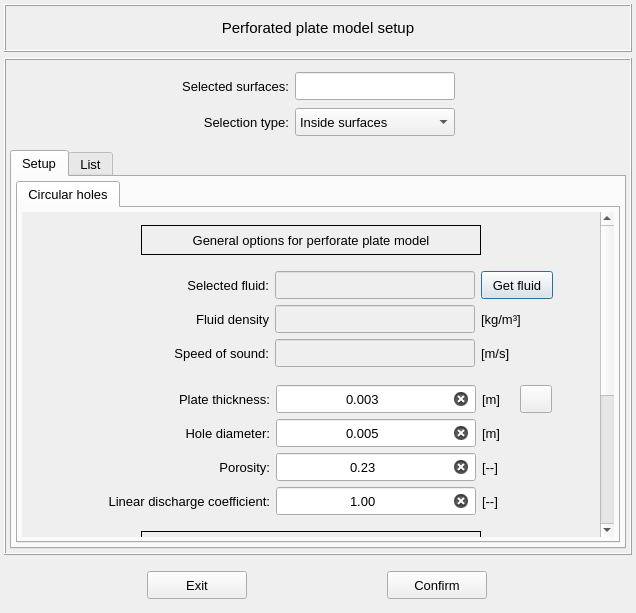
MOPT-UFSC/VIBRA, file vibra/interface/data/ui_files/model/setup/acoustic/perforated_plate_model_inputs.ui: the form before one commit.
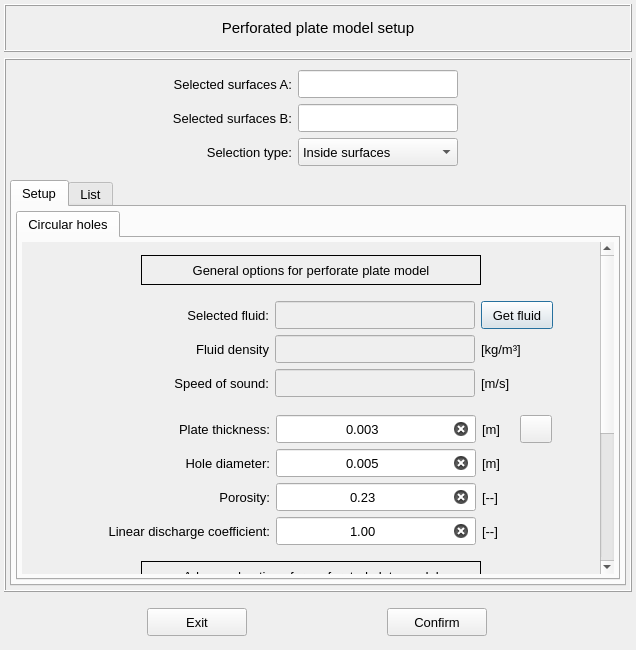
The form after the commit. Icons and pictures are not drawn.

Commit message: Allow multiple surface selection while assigning a perforated plate in disconnected volumes

Patch:
```diff
--- a/vibra/interface/data/ui_files/model/setup/acoustic/perforated_plate_model_inputs.ui
+++ b/vibra/interface/data/ui_files/model/setup/acoustic/perforated_plate_model_inputs.ui
@@ -7,7 +7,7 @@
     <x>0</x>
     <y>0</y>
     <width>636</width>
-    <height>613</height>
+    <height>650</height>
    </rect>
   </property>
   <property name="windowTitle">
@@ -91,13 +91,13 @@
         <property name="minimumSize">
          <size>
           <width>400</width>
-          <height>80</height>
+          <height>110</height>
          </size>
         </property>
         <property name="maximumSize">
          <size>
           <width>16777215</width>
-          <height>80</height>
+          <height>110</height>
          </size>
         </property>
         <property name="frameShape">
@@ -122,66 +122,7 @@
          <property name="bottomMargin">
           <number>6</number>
          </property>
-         <item row="0" column="1">
-          <widget class="QLabel" name="label_12">
-           <property name="minimumSize">
-            <size>
-             <width>100</width>
-             <height>28</height>
-            </size>
-           </property>
-           <property name="maximumSize">
-            <size>
-             <width>120</width>
-             <height>28</height>
-            </size>
-           </property>
-           <property name="font">
-            <font>
-             <family>MS Shell Dlg 2</family>
-             <pointsize>10</pointsize>
-             <weight>50</weight>
-             <bold>false</bold>
-            </font>
-           </property>
-           <property name="text">
-            <string>Selected surfaces:</string>
-           </property>
-           <property name="textFormat">
-            <enum>Qt::AutoText</enum>
-           </property>
-           <property name="alignment">
-            <set>Qt::AlignRight|Qt::AlignTrailing|Qt::AlignVCenter</set>
-           </property>
-          </widget>
-         </item>
-         <item row="0" column="0">
-          <spacer name="horizontalSpacer_7">
-           <property name="orientation">
-            <enum>Qt::Horizontal</enum>
-           </property>
-           <property name="sizeHint" stdset="0">
-            <size>
-             <width>40</width>
-             <height>20</height>
-            </size>
-           </property>
-          </spacer>
-         </item>
-         <item row="0" column="4">
-          <spacer name="horizontalSpacer_6">
-           <property name="orientation">
-            <enum>Qt::Horizontal</enum>
-           </property>
-           <property name="sizeHint" stdset="0">
-            <size>
-             <width>40</width>
-             <height>20</height>
-            </size>
-           </property>
-          </spacer>
-         </item>
-         <item row="1" column="1">
+         <item row="2" column="1">
           <widget class="QLabel" name="label_16">
            <property name="minimumSize">
             <size>
@@ -214,7 +155,7 @@
            </property>
           </widget>
          </item>
-         <item row="1" column="2" colspan="2">
+         <item row="2" column="2" colspan="2">
           <widget class="QComboBox" name="comboBox_selection_type">
            <property name="minimumSize">
             <size>
@@ -248,8 +189,136 @@
            </item>
           </widget>
          </item>
+         <item row="0" column="4">
+          <spacer name="horizontalSpacer_6">
+           <property name="orientation">
+            <enum>Qt::Horizontal</enum>
+           </property>
+           <property name="sizeHint" stdset="0">
+            <size>
+             <width>40</width>
+             <height>20</height>
+            </size>
+           </property>
+          </spacer>
+         </item>
          <item row="0" column="2" colspan="2">
-          <widget class="QLineEdit" name="lineEdit_selection_id">
+          <widget class="QLineEdit" name="lineEdit_selection_id_A">
+           <property name="enabled">
+            <bool>true</bool>
+           </property>
+           <property name="minimumSize">
+            <size>
+             <width>160</width>
+             <height>28</height>
+            </size>
+           </property>
+           <property name="maximumSize">
+            <size>
+             <width>160</width>
+             <height>28</height>
+            </size>
+           </property>
+           <property name="font">
+            <font>
+             <pointsize>10</pointsize>
+            </font>
+           </property>
+           <property name="focusPolicy">
+            <enum>Qt::ClickFocus</enum>
+           </property>
+           <property name="styleSheet">
+            <string notr="true"/>
+           </property>
+           <property name="text">
+            <string/>
+           </property>
+           <property name="alignment">
+            <set>Qt::AlignCenter</set>
+           </property>
+          </widget>
+         </item>
+         <item row="0" column="0">
+          <spacer name="horizontalSpacer_7">
+           <property name="orientation">
+            <enum>Qt::Horizontal</enum>
+           </property>
+           <property name="sizeHint" stdset="0">
+            <size>
+             <width>40</width>
+             <height>20</height>
+            </size>
+           </property>
+          </spacer>
+         </item>
+         <item row="0" column="1">
+          <widget class="QLabel" name="label_selection_A">
+           <property name="minimumSize">
+            <size>
+             <width>100</width>
+             <height>28</height>
+            </size>
+           </property>
+           <property name="maximumSize">
+            <size>
+             <width>120</width>
+             <height>28</height>
+            </size>
+           </property>
+           <property name="font">
+            <font>
+             <family>MS Shell Dlg 2</family>
+             <pointsize>10</pointsize>
+             <weight>50</weight>
+             <bold>false</bold>
+            </font>
+           </property>
+           <property name="text">
+            <string>Selected surfaces A:</string>
+           </property>
+           <property name="textFormat">
+            <enum>Qt::AutoText</enum>
+           </property>
+           <property name="alignment">
+            <set>Qt::AlignRight|Qt::AlignTrailing|Qt::AlignVCenter</set>
+           </property>
+          </widget>
+         </item>
+         <item row="1" column="1">
+          <widget class="QLabel" name="label_selection_B">
+           <property name="minimumSize">
+            <size>
+             <width>100</width>
+             <height>28</height>
+            </size>
+           </property>
+           <property name="maximumSize">
+            <size>
+             <width>120</width>
+             <height>28</height>
+            </size>
+           </property>
+           <property name="font">
+            <font>
+             <family>MS Shell Dlg 2</family>
+             <pointsize>10</pointsize>
+             <weight>50</weight>
+             <bold>false</bold>
+            </font>
+           </property>
+           <property name="text">
+            <string>Selected surfaces B:</string>
+           </property>
+           <property name="textFormat">
+            <enum>Qt::AutoText</enum>
+           </property>
+           <property name="alignment">
+            <set>Qt::AlignRight|Qt::AlignTrailing|Qt::AlignVCenter</set>
+           </property>
+          </widget>
+         </item>
+         <item row="1" column="2">
+          <widget class="QLineEdit" name="lineEdit_selection_id_B">
            <property name="enabled">
             <bool>true</bool>
            </property>
```
The commit also changes 5 other files.
